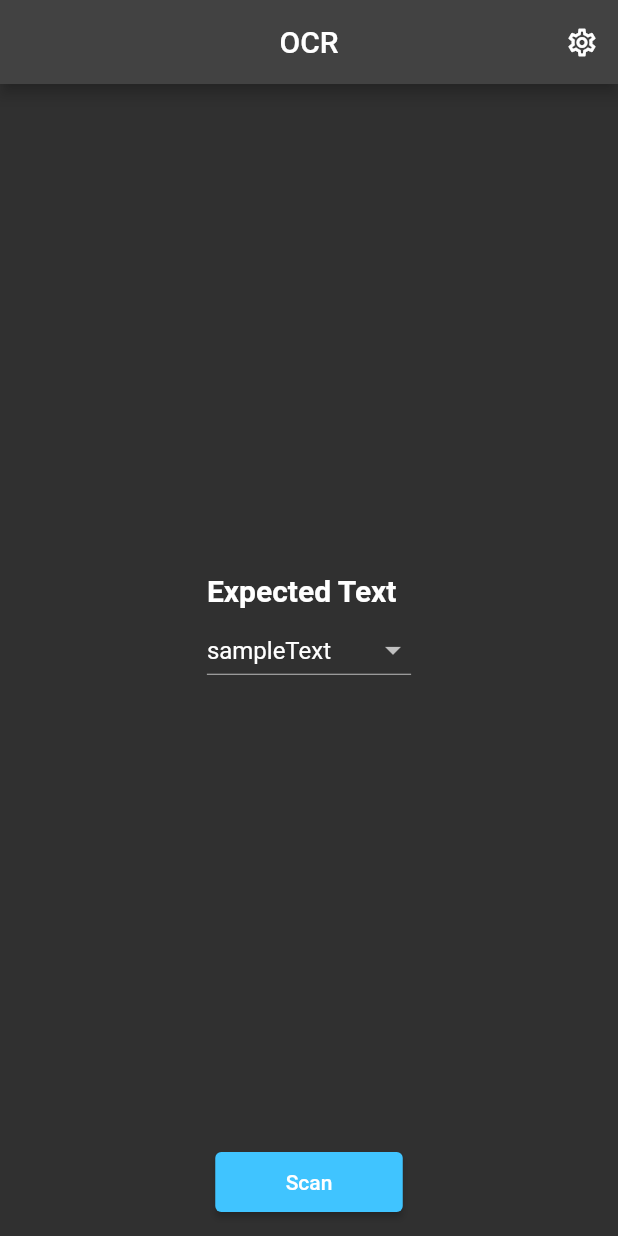
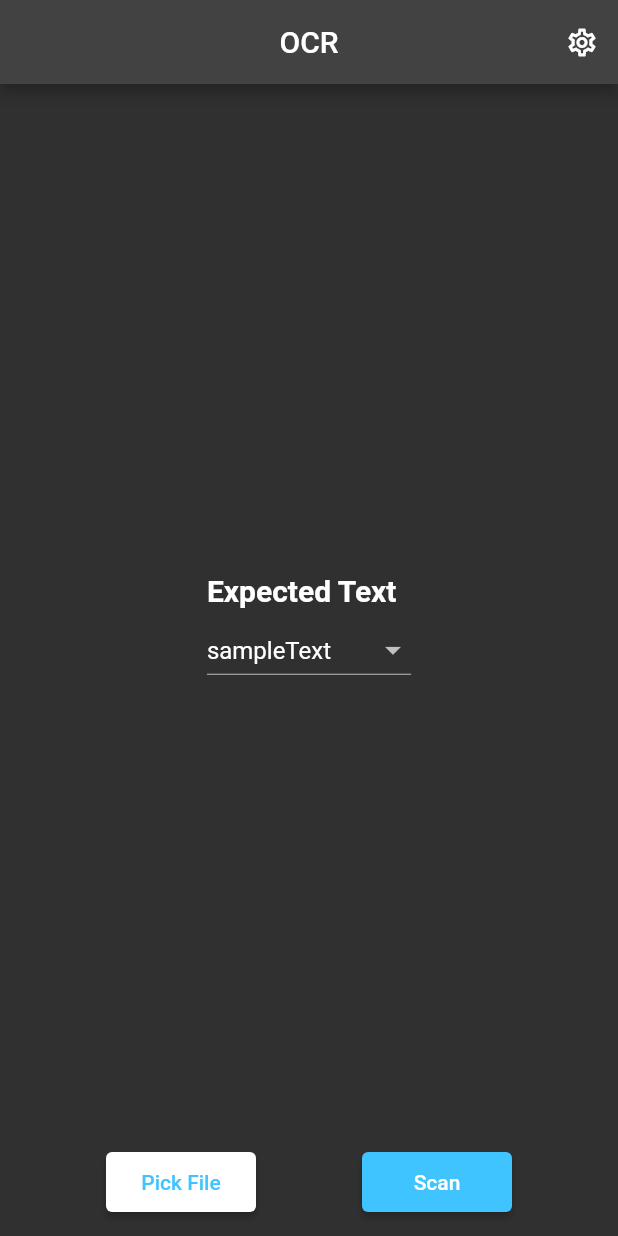
Before and after one commit to cahix/ocrrub, a Flutter app: the screen it shows after launch, after a tap on "Scan", on a phone screen of 412 x 824 dp. Run offline on Flutter 3.47's test engine with Material 2 defaults, Android fonts, the phone set to English and light mode, and no system bars; drawn by our look-alikes of screenshot; our stand-ins replace auto_size_text, file_picker; missing offline and left inert: diff_match_patch, google_ml_kit, pretty_diff_text, string_similarity; generated files the repository leaves out were written again.

Commit message:
add pick file

```diff
--- a/lib/src/view/global_providers.dart
+++ b/lib/src/view/global_providers.dart
@@ -19,8 +19,8 @@ class GlobalProviders extends StatelessWidget {
         ChangeNotifierProvider<SettingsController>(
           create: (_) => SettingsController(),
         ),
-        ChangeNotifierProvider<OCRViewController>(
-          create: (_) => OCRViewController(),
+        ChangeNotifierProvider<OCRController>(
+          create: (_) => OCRController(),
         ),
       ],
       child: child,
--- a/lib/src/view/ocr/ocr_view.dart
+++ b/lib/src/view/ocr/ocr_view.dart
@@ -18,17 +18,17 @@ class OCRView extends StatefulWidget {
 
 class _OCRViewState extends State<OCRView> {
   static const double buttonHeight = 40;
-  late OCRViewController _controller;
+  late OCRController _controller;
 
   @override
   void initState() {
     super.initState();
-    _controller = context.read<OCRViewController>();
+    _controller = context.read<OCRController>();
   }
 
   @override
   Widget build(BuildContext context) {
-    context.watch<OCRViewController>();
+    context.watch<OCRController>();
     return DefaultScaffold(
       title: 'OCR',
       body: Screenshot(
@@ -81,15 +81,27 @@ class _OCRViewState extends State<OCRView> {
     return Row(
       mainAxisAlignment: MainAxisAlignment.spaceEvenly,
       children: [
-        if(_controller.hasImage()) _screenshotButton(),
+        _selectFromGalleryButton(),
         _scanButton(),
       ],
     );
   }
 
+  Widget _selectFromGalleryButton() {
+    return SizedBox(
+      width: 100,
+      height: buttonHeight,
+      child: ElevatedButton(
+        onPressed: () => _controller.scan(fromStorage: true),
+        child: Text('Pick File', style: TextStyle(color: primaryColor)),
+        style: ElevatedButton.styleFrom(primary: Colors.white),
+      ),
+    );
+  }
+
   Widget _scanButton() {
     return SizedBox(
-      width: 125,
+      width: 100,
       height: buttonHeight,
       child: ElevatedButton(
           onPressed: () => _controller.scan(),
@@ -98,16 +110,4 @@ class _OCRViewState extends State<OCRView> {
       ),
     );
   }
-
-  Widget _screenshotButton() {
-    return SizedBox(
-      width: 125,
-      height: buttonHeight,
-      child: ElevatedButton(
-          onPressed: () => _controller.takeScreenshot(),
-          child: Text('Save', style: TextStyle(color: primaryColor),),
-        style: ElevatedButton.styleFrom(primary: Colors.white),
-      ),
-    );
-  }
 }
--- a/lib/src/view/ocr/ocr_view_controller.dart
+++ b/lib/src/view/ocr/ocr_view_controller.dart
@@ -1,6 +1,7 @@
 import 'dart:async';
 
 import 'package:edge_detection/edge_detection.dart';
+import 'package:file_picker/file_picker.dart';
 import 'package:flutter/services.dart';
 import 'package:google_ml_kit/google_ml_kit.dart';
 import 'package:ocrrub/src/view/common.dart';
@@ -12,7 +13,7 @@ import 'package:screenshot/screenshot.dart';
 
 import 'widgets/my_painter.dart';
 
-class OCRViewController extends SmartChangeNotifier {
+class OCRController extends SmartChangeNotifier {
   ScreenshotController screenshotController = ScreenshotController();
   TextDetector textDetector = GoogleMlKit.vision.textDetector();
   PageController pageController = PageController();
@@ -30,10 +31,15 @@ class OCRViewController extends SmartChangeNotifier {
     notifyListeners();
   }
 
-  Future<void> scan() async {
+  Future<void> scan({bool fromStorage = false}) async {
     isScanning = true;
     reset();
-    await _getImage();
+    if(fromStorage) {
+      await _getImageFromStorage();
+    }
+    else {
+      await _getImageFromEdgeDetection();
+    }
     if(currentImagePath != null) {
       await _startOCR();
     }
@@ -82,7 +88,7 @@ class OCRViewController extends SmartChangeNotifier {
     notifyListeners();
   }
 
-  Future<void> _getImage() async {
+  Future<void> _getImageFromEdgeDetection() async {
     try {
       currentImagePath = await EdgeDetection.detectEdge;
       print("$currentImagePath");
@@ -93,12 +99,9 @@ class OCRViewController extends SmartChangeNotifier {
   }
 
   Future<void> _getImageFromStorage() async {
-    try {
-      currentImagePath = await EdgeDetection.detectEdge;
-      print("$currentImagePath");
-    } on PlatformException catch (e) {
-      showSnackbar(e.toString());
-      currentImagePath = null;
+    FilePickerResult? result = await FilePicker.platform.pickFiles();
+    if (result != null) {
+      currentImagePath = result.files.first.path;
     }
   }
 
--- a/lib/src/view/ocr/widgets/text_diff_view.dart
+++ b/lib/src/view/ocr/widgets/text_diff_view.dart
@@ -22,7 +22,7 @@ class TextDiffView extends StatelessWidget {
 
   Widget _buildDiff(BuildContext context) {
     final oldText = context.read<SettingsController>().expectedOCR;
-    final newText = context.read<OCRViewController>().ocrText;
+    final newText = context.read<OCRController>().ocrText;
     final comparison = oldText.similarityTo(newText).toStringAsFixed(5);
     print('Comp: $comparison');
     printDiff(oldText, newText);
--- a/lib/src/view/settings/widgets/add_to_samples_button.dart
+++ b/lib/src/view/settings/widgets/add_to_samples_button.dart
@@ -18,7 +18,7 @@ class AddToSamplesButton extends StatelessWidget {
 
   Future<void> _addToSamples(BuildContext context) async {
     final controller = TextEditingController();
-    final ocr = context.read<OCRViewController>().ocrText;
+    final ocr = context.read<OCRController>().ocrText;
     if(ocr == null) {
       return showSnackbar('No OCR found');
     }
--- a/lib/src/view/widgets/default_scaffold.dart
+++ b/lib/src/view/widgets/default_scaffold.dart
@@ -1,6 +1,8 @@
-import 'package:flutter/cupertino.dart';
-import 'package:flutter/material.dart';
+import '../common.dart';
+import 'package:ocrrub/src/view/ocr/ocr_view_controller.dart';
 import 'package:ocrrub/src/view/settings/settings_view.dart';
+
+import 'default_scaffold_screenshotbutton.dart';
 
 class DefaultScaffold extends StatelessWidget {
   final String title;
@@ -22,13 +24,9 @@ class DefaultScaffold extends StatelessWidget {
         appBar: AppBar(
           centerTitle: true,
           title: Text(title),
+          leading: DefaultScaffoldScreenshotButton(),
           actions: [
-            IconButton(
-              icon: const Icon(Icons.settings_outlined,size: 22,),
-              onPressed: () {
-                Navigator.restorablePushNamed(context, SettingsView.routeName);
-              },
-            ),
+            _settingsButton(context),
           ],
         ),
         body: SafeArea(child: body),
@@ -36,4 +34,13 @@ class DefaultScaffold extends StatelessWidget {
         floatingActionButtonLocation: floatingActionButtonLocation,
     );
   }
+
+  Widget _settingsButton(BuildContext context) {
+    return IconButton(
+      icon: const Icon(Icons.settings_outlined,size: 22,),
+      onPressed: () {
+        Navigator.restorablePushNamed(context, SettingsView.routeName);
+      },
+    );
+  }
 }
--- /dev/null
+++ b/lib/src/view/widgets/default_scaffold_screenshotbutton.dart
@@ -0,0 +1,18 @@
+import 'package:ocrrub/src/view/ocr/ocr_view_controller.dart';
+import '../common.dart';
+
+class DefaultScaffoldScreenshotButton extends StatelessWidget {
+  const DefaultScaffoldScreenshotButton({Key? key}) : super(key: key);
+
+  @override
+  Widget build(BuildContext context) {
+    final controller = context.watch<OCRController>();
+    if (controller.hasImage()) {
+      return IconButton(
+          icon: const Icon(Icons.save_alt_rounded),
+          onPressed: () => controller.takeScreenshot()
+      );
+    }
+    else return const SizedBox.shrink();
+  }
+}
```
